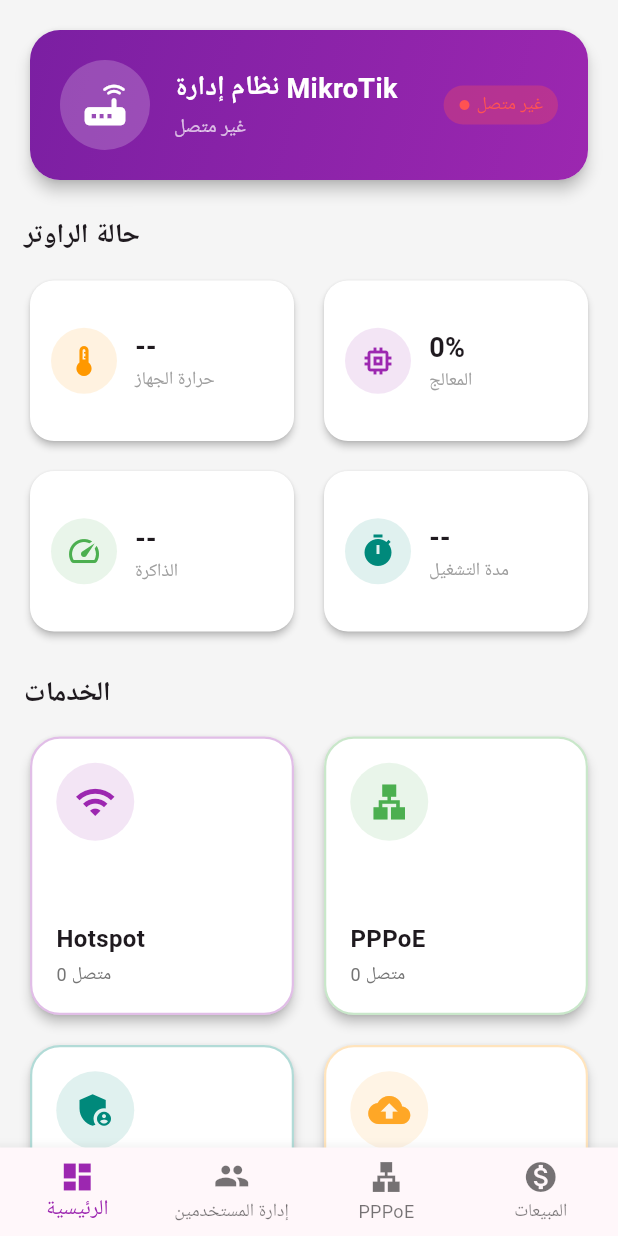
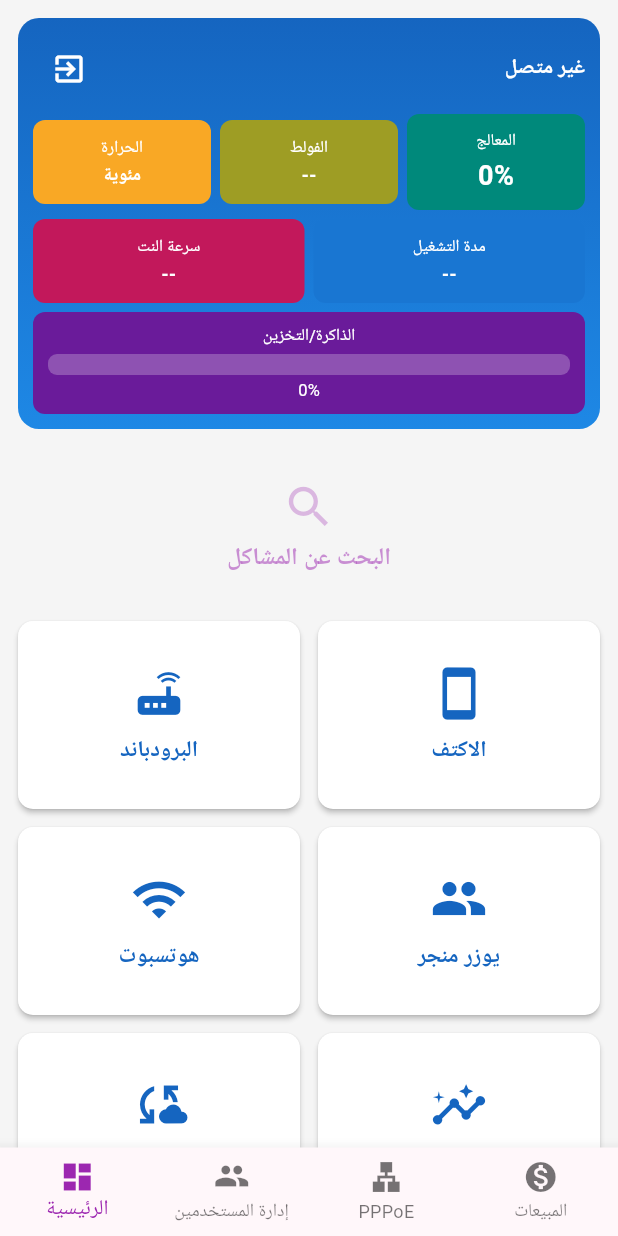
Before and after one commit to Bidroali91/MikroTik_ISP_Manager_Pro, a Flutter app: the DashboardScreen screen opened by its route, on a phone screen of 412 x 824 dp. Run offline on Flutter 3.47's test engine with Material 3 defaults, Android fonts, the phone set to English and light mode, and no system bars; our stand-ins replace cloud_firestore, firebase_auth, firebase_core, firebase_database, flutter_riverpod, go_router and 4 more; missing offline and left inert: barcode; accounts and stored records are empty.

Commit message:
feat: redesign dashboard in Metrokik golden style
- Colorful stat tiles (temp/voltage/cpu/net/uptime/storage) on blue gradient
- Search-for-problems banner, 6-button service grid
- Disconnect button in panel header

Co-Authored-By: Claude Opus 4.8 <noreply@anthropic.com>

```diff
--- a/lib/presentation/dashboard/screens/dashboard_screen.dart
+++ b/lib/presentation/dashboard/screens/dashboard_screen.dart
@@ -5,6 +5,7 @@ import '../../../core/theme/app_colors.dart';
 import '../../../core/providers/router_connection_provider.dart';
 import '../providers/dashboard_provider.dart';
 
+/// لوحة تحكم بأسلوب "متروكيك": بطاقات إحصائية ملوّنة + شبكة خدمات.
 class DashboardScreen extends ConsumerStatefulWidget {
   const DashboardScreen({super.key});
 
@@ -27,240 +28,222 @@ class _DashboardScreenState extends ConsumerState<DashboardScreen> {
     final conn = ref.watch(routerConnectionProvider);
 
     return Scaffold(
-      body: RefreshIndicator(
-        onRefresh: () => ref.read(dashboardProvider.notifier).refresh(),
-        child: ListView(
-          padding: const EdgeInsets.all(16),
+      body: SafeArea(
+        child: RefreshIndicator(
+          onRefresh: () => ref.read(dashboardProvider.notifier).refresh(),
+          child: ListView(
+            padding: const EdgeInsets.all(12),
+            children: [
+              _statsPanel(d, conn),
+              const SizedBox(height: 20),
+              _troubleBanner(),
+              const SizedBox(height: 16),
+              _servicesGrid(context, d),
+              if (d.error != null)
+                Padding(
+                  padding: const EdgeInsets.only(top: 16),
+                  child: _errorCard(d.error!),
+                ),
+            ],
+          ),
+        ),
+      ),
+    );
+  }
+
+  // اللوحة العلوية الملوّنة
+  Widget _statsPanel(DashboardState d, RouterConnectionState conn) {
+    return Container(
+      decoration: BoxDecoration(
+        borderRadius: BorderRadius.circular(14),
+        gradient: const LinearGradient(
+          colors: [Color(0xFF1565C0), Color(0xFF1E88E5)],
+          begin: Alignment.topCenter,
+          end: Alignment.bottomCenter,
+        ),
+      ),
+      padding: const EdgeInsets.all(10),
+      child: Column(
+        children: [
+          Row(
+            children: [
+              IconButton(
+                icon: const Icon(Icons.exit_to_app, color: Colors.white),
+                onPressed: () => context.go('/router-setup'),
+                tooltip: 'قطع الاتصال',
+              ),
+              const Spacer(),
+              Text(
+                conn.identity.isNotEmpty ? conn.identity : (conn.ip.isNotEmpty ? conn.ip : 'غير متصل'),
+                style: const TextStyle(color: Colors.white, fontWeight: FontWeight.bold),
+              ),
+            ],
+          ),
+          const SizedBox(height: 6),
+          Row(
+            children: [
+              _tile('الحرارة', d.temperature > 0 ? '${d.temperature}°' : 'مئوية',
+                  const Color(0xFFF9A825)),
+              const SizedBox(width: 6),
+              _tile('الفولط', '--', const Color(0xFF9E9D24)),
+              const SizedBox(width: 6),
+              _tile('المعالج', '${d.cpuUsage}%', const Color(0xFF00897B), big: true),
+            ],
+          ),
+          const SizedBox(height: 6),
+          Row(
+            children: [
+              _tile('سرعة النت', conn.ip.isNotEmpty ? conn.ip : '--',
+                  const Color(0xFFC2185B)),
+              const SizedBox(width: 6),
+              _tile('مدة التشغيل', d.uptime, const Color(0xFF1976D2)),
+            ],
+          ),
+          const SizedBox(height: 6),
+          _storageBar(d),
+        ],
+      ),
+    );
+  }
+
+  Widget _tile(String label, String value, Color color, {bool big = false}) {
+    return Expanded(
+      flex: big ? 1 : 1,
+      child: Container(
+        height: big ? 64 : 56,
+        decoration: BoxDecoration(
+          color: color,
+          borderRadius: BorderRadius.circular(8),
+        ),
+        padding: const EdgeInsets.symmetric(horizontal: 8, vertical: 6),
+        child: Column(
+          mainAxisAlignment: MainAxisAlignment.center,
+          crossAxisAlignment: CrossAxisAlignment.center,
           children: [
-            _buildHeader(conn),
-            const SizedBox(height: 20),
-            _buildSectionTitle('حالة الراوتر'),
-            const SizedBox(height: 12),
-            _buildRouterStats(d),
-            const SizedBox(height: 24),
-            _buildSectionTitle('الخدمات'),
-            const SizedBox(height: 12),
-            _buildServiceGrid(context, d),
-            if (d.error != null)
-              Padding(
-                padding: const EdgeInsets.only(top: 16),
-                child: Card(
-                  color: Colors.red.shade50,
-                  child: Padding(
-                    padding: const EdgeInsets.all(12),
-                    child: Row(
-                      children: [
-                        const Icon(Icons.error_outline, color: Colors.red),
-                        const SizedBox(width: 8),
-                        Expanded(
-                          child: Text(d.error!, style: const TextStyle(color: Colors.red)),
-                        ),
-                        TextButton(
-                          onPressed: () => ref.read(dashboardProvider.notifier).refresh(),
-                          child: const Text('إعادة المحاولة'),
-                        ),
-                      ],
-                    ),
-                  ),
-                ),
-              ),
+            Text(label,
+                style: const TextStyle(color: Colors.white, fontSize: 11),
+                maxLines: 1, overflow: TextOverflow.ellipsis),
+            const SizedBox(height: 2),
+            Text(value,
+                style: TextStyle(
+                    color: Colors.white,
+                    fontSize: big ? 18 : 12,
+                    fontWeight: FontWeight.bold),
+                maxLines: 1, overflow: TextOverflow.ellipsis),
           ],
         ),
       ),
     );
   }
 
-  Widget _buildHeader(RouterConnectionState conn) {
-    return Card(
-      elevation: 4,
-      shape: RoundedRectangleBorder(borderRadius: BorderRadius.circular(20)),
-      child: Container(
-        decoration: BoxDecoration(
-          borderRadius: BorderRadius.circular(20),
-          gradient: const LinearGradient(
-            colors: [AppColors.primaryDark, AppColors.primary],
-            begin: Alignment.topLeft,
-            end: Alignment.bottomRight,
+  Widget _storageBar(DashboardState d) {
+    final ramText = d.internetSpeed; // مثل "52% RAM"
+    final pct = double.tryParse(
+            RegExp(r'(\d+)').firstMatch(ramText)?.group(1) ?? '0') ??
+        0;
+    return Container(
+      decoration: BoxDecoration(
+        color: const Color(0xFF6A1B9A),
+        borderRadius: BorderRadius.circular(8),
+      ),
+      padding: const EdgeInsets.symmetric(horizontal: 10, vertical: 8),
+      child: Column(
+        children: [
+          const Text('الذاكرة/التخزين',
+              style: TextStyle(color: Colors.white, fontSize: 11)),
+          const SizedBox(height: 4),
+          ClipRRect(
+            borderRadius: BorderRadius.circular(6),
+            child: LinearProgressIndicator(
+              value: (pct / 100).clamp(0, 1),
+              minHeight: 14,
+              backgroundColor: Colors.white24,
+              valueColor: const AlwaysStoppedAnimation(Colors.white),
+            ),
           ),
-        ),
-        padding: const EdgeInsets.all(20),
-        child: Row(
+          const SizedBox(height: 2),
+          Text('${pct.toInt()}%',
+              style: const TextStyle(color: Colors.white, fontSize: 11)),
+        ],
+      ),
+    );
+  }
+
+  Widget _troubleBanner() {
+    return Container(
+      width: double.infinity,
+      padding: const EdgeInsets.symmetric(vertical: 14),
+      child: Column(
+        children: [
+          Icon(Icons.search, size: 36, color: AppColors.primary.withValues(alpha: 0.3)),
+          const SizedBox(height: 4),
+          Text('البحث عن المشاكل',
+              style: TextStyle(
+                  fontSize: 16,
+                  fontWeight: FontWeight.bold,
+                  color: AppColors.primary.withValues(alpha: 0.5))),
+        ],
+      ),
+    );
+  }
+
+  Widget _servicesGrid(BuildContext context, DashboardState d) {
+    final items = [
+      (_Svc('البرودباند', Icons.router, () => context.go('/pppoe'))),
+      (_Svc('الاكتف', Icons.smartphone, () => context.go('/network-tools'))),
+      (_Svc('هوتسبوت', Icons.wifi, () => context.go('/hotspot'))),
+      (_Svc('يوزر منجر', Icons.people, () => context.go('/user-manager'))),
+      (_Svc('نسخة/استعادة', Icons.cloud_sync, () => context.go('/backup'))),
+      (_Svc('الإضافات', Icons.insights, () => context.go('/maintenance'))),
+    ];
+    return GridView.count(
+      crossAxisCount: 2,
+      shrinkWrap: true,
+      physics: const NeverScrollableScrollPhysics(),
+      crossAxisSpacing: 12,
+      mainAxisSpacing: 12,
+      childAspectRatio: 1.5,
+      children: items.map((s) => _serviceCard(s)).toList(),
+    );
+  }
+
+  Widget _serviceCard(_Svc s) {
+    return Material(
+      color: Colors.white,
+      elevation: 1.5,
+      borderRadius: BorderRadius.circular(10),
+      child: InkWell(
+        borderRadius: BorderRadius.circular(10),
+        onTap: s.onTap,
+        child: Column(
+          mainAxisAlignment: MainAxisAlignment.center,
           children: [
-            Container(
-              padding: const EdgeInsets.all(12),
-              decoration: BoxDecoration(
-                color: Colors.white.withOpacity(0.2),
-                shape: BoxShape.circle,
-              ),
-              child: const Icon(Icons.router_rounded, size: 36, color: Colors.white),
-            ),
-            const SizedBox(width: 16),
-            Expanded(
-              child: Column(
-                crossAxisAlignment: CrossAxisAlignment.start,
-                children: [
-                  Text(
-                    conn.identity.isNotEmpty ? conn.identity : 'نظام إدارة MikroTik',
-                    style: const TextStyle(fontSize: 18, fontWeight: FontWeight.bold, color: Colors.white),
-                  ),
-                  const SizedBox(height: 4),
-                  Text(
-                    conn.ip.isNotEmpty ? conn.ip : 'غير متصل',
-                    style: const TextStyle(fontSize: 13, color: Colors.white70),
-                  ),
-                ],
-              ),
-            ),
-            Container(
-              padding: const EdgeInsets.symmetric(horizontal: 10, vertical: 4),
-              decoration: BoxDecoration(
-                color: conn.isConnected
-                    ? Colors.greenAccent.withOpacity(0.3)
-                    : Colors.redAccent.withOpacity(0.3),
-                borderRadius: BorderRadius.circular(20),
-              ),
-              child: Row(
-                mainAxisSize: MainAxisSize.min,
-                children: [
-                  Icon(
-                    Icons.circle,
-                    size: 8,
-                    color: conn.isConnected ? Colors.greenAccent : Colors.redAccent,
-                  ),
-                  const SizedBox(width: 4),
-                  Text(
-                    conn.isConnected ? 'متصل' : 'غير متصل',
-                    style: TextStyle(
-                      color: conn.isConnected ? Colors.greenAccent : Colors.redAccent,
-                      fontSize: 12,
-                    ),
-                  ),
-                ],
-              ),
-            ),
+            Icon(s.icon, size: 38, color: const Color(0xFF1565C0)),
+            const SizedBox(height: 8),
+            Text(s.title,
+                style: const TextStyle(
+                    fontSize: 15,
+                    fontWeight: FontWeight.bold,
+                    color: Color(0xFF1565C0))),
           ],
         ),
       ),
     );
   }
 
-  Widget _buildSectionTitle(String title) {
-    return Text(title, style: const TextStyle(fontSize: 18, fontWeight: FontWeight.bold));
-  }
-
-  Widget _buildRouterStats(DashboardState d) {
-    return GridView.count(
-      crossAxisCount: 2,
-      shrinkWrap: true,
-      physics: const NeverScrollableScrollPhysics(),
-      crossAxisSpacing: 12,
-      mainAxisSpacing: 12,
-      childAspectRatio: 1.6,
-      children: [
-        _InfoCard(
-          title: 'حرارة الجهاز',
-          value: d.temperature > 0 ? '${d.temperature}°C' : '--',
-          icon: Icons.thermostat,
-          color: Colors.orange,
-        ),
-        _InfoCard(
-          title: 'المعالج',
-          value: '${d.cpuUsage}%',
-          icon: Icons.memory,
-          color: AppColors.primary,
-        ),
-        _InfoCard(
-          title: 'الذاكرة',
-          value: d.internetSpeed,
-          icon: Icons.speed,
-          color: AppColors.success,
-        ),
-        _InfoCard(
-          title: 'مدة التشغيل',
-          value: d.uptime,
-          icon: Icons.timer,
-          color: AppColors.accent,
-        ),
-      ],
-    );
-  }
-
-  Widget _buildServiceGrid(BuildContext context, DashboardState d) {
-    return GridView.count(
-      crossAxisCount: 2,
-      shrinkWrap: true,
-      physics: const NeverScrollableScrollPhysics(),
-      crossAxisSpacing: 12,
-      mainAxisSpacing: 12,
-      childAspectRatio: 0.95,
-      children: [
-        _ServiceCard(
-          title: 'Hotspot',
-          subtitle: '${d.onlineUsers} متصل',
-          icon: Icons.wifi,
-          color: AppColors.primary,
-          onTap: () => context.go('/user-manager'),
-        ),
-        _ServiceCard(
-          title: 'PPPoE',
-          subtitle: '${d.expiredUsers} متصل',
-          icon: Icons.lan,
-          color: AppColors.success,
-          onTap: () => context.go('/pppoe'),
-        ),
-        _ServiceCard(
-          title: 'إدارة المستخدمين',
-          subtitle: 'إضافة - حذف - بروفايلات',
-          icon: Icons.admin_panel_settings,
-          color: AppColors.accent,
-          onTap: () => context.go('/user-manager'),
-        ),
-        _ServiceCard(
-          title: 'النسخ الاحتياطي',
-          subtitle: 'نسخ وحفظ',
-          icon: Icons.backup,
-          color: AppColors.warning,
-          onTap: () => context.go('/backup'),
-        ),
-      ],
-    );
-  }
-}
-
-class _InfoCard extends StatelessWidget {
-  final String title, value;
-  final IconData icon;
-  final Color color;
-  const _InfoCard({required this.title, required this.value, required this.icon, required this.color});
-
-  @override
-  Widget build(BuildContext context) {
+  Widget _errorCard(String error) {
     return Card(
-      elevation: 2,
-      shape: RoundedRectangleBorder(borderRadius: BorderRadius.circular(16)),
+      color: Colors.red.shade50,
       child: Padding(
-        padding: const EdgeInsets.all(14),
+        padding: const EdgeInsets.all(12),
         child: Row(
           children: [
-            Container(
-              padding: const EdgeInsets.all(10),
-              decoration: BoxDecoration(
-                color: color.withOpacity(0.12),
-                shape: BoxShape.circle,
-              ),
-              child: Icon(icon, color: color, size: 24),
-            ),
-            const SizedBox(width: 12),
-            Column(
-              crossAxisAlignment: CrossAxisAlignment.start,
-              mainAxisAlignment: MainAxisAlignment.center,
-              children: [
-                Text(
-                  value,
-                  style: const TextStyle(fontSize: 18, fontWeight: FontWeight.bold),
-                ),
-                Text(title, style: const TextStyle(fontSize: 12, color: Colors.grey)),
-              ],
+            const Icon(Icons.error_outline, color: Colors.red),
+            const SizedBox(width: 8),
+            Expanded(child: Text(error, style: const TextStyle(color: Colors.red))),
+            TextButton(
+              onPressed: () => ref.read(dashboardProvider.notifier).refresh(),
+              child: const Text('إعادة'),
             ),
           ],
         ),
@@ -269,52 +252,9 @@ class _InfoCard extends StatelessWidget {
   }
 }
 
-class _ServiceCard extends StatelessWidget {
-  final String title, subtitle;
+class _Svc {
+  final String title;
   final IconData icon;
-  final Color color;
   final VoidCallback onTap;
-  const _ServiceCard({
-    required this.title,
-    required this.subtitle,
-    required this.icon,
-    required this.color,
-    required this.onTap,
-  });
-
-  @override
-  Widget build(BuildContext context) {
-    return Card(
-      elevation: 3,
-      shape: RoundedRectangleBorder(borderRadius: BorderRadius.circular(20)),
-      child: InkWell(
-        borderRadius: BorderRadius.circular(20),
-        onTap: onTap,
-        child: Container(
-          decoration: BoxDecoration(
-            borderRadius: BorderRadius.circular(20),
-            border: Border.all(color: color.withOpacity(0.3), width: 1.5),
-          ),
-          padding: const EdgeInsets.all(16),
-          child: Column(
-            crossAxisAlignment: CrossAxisAlignment.start,
-            children: [
-              Container(
-                padding: const EdgeInsets.all(12),
-                decoration: BoxDecoration(
-                  color: color.withOpacity(0.12),
-                  shape: BoxShape.circle,
-                ),
-                child: Icon(icon, color: color, size: 28),
-              ),
-              const Spacer(),
-              Text(title, style: const TextStyle(fontSize: 16, fontWeight: FontWeight.bold)),
-              const SizedBox(height: 4),
-              Text(subtitle, style: TextStyle(fontSize: 12, color: Colors.grey[600])),
-            ],
-          ),
-        ),
-      ),
-    );
-  }
+  _Svc(this.title, this.icon, this.onTap);
 }
```
